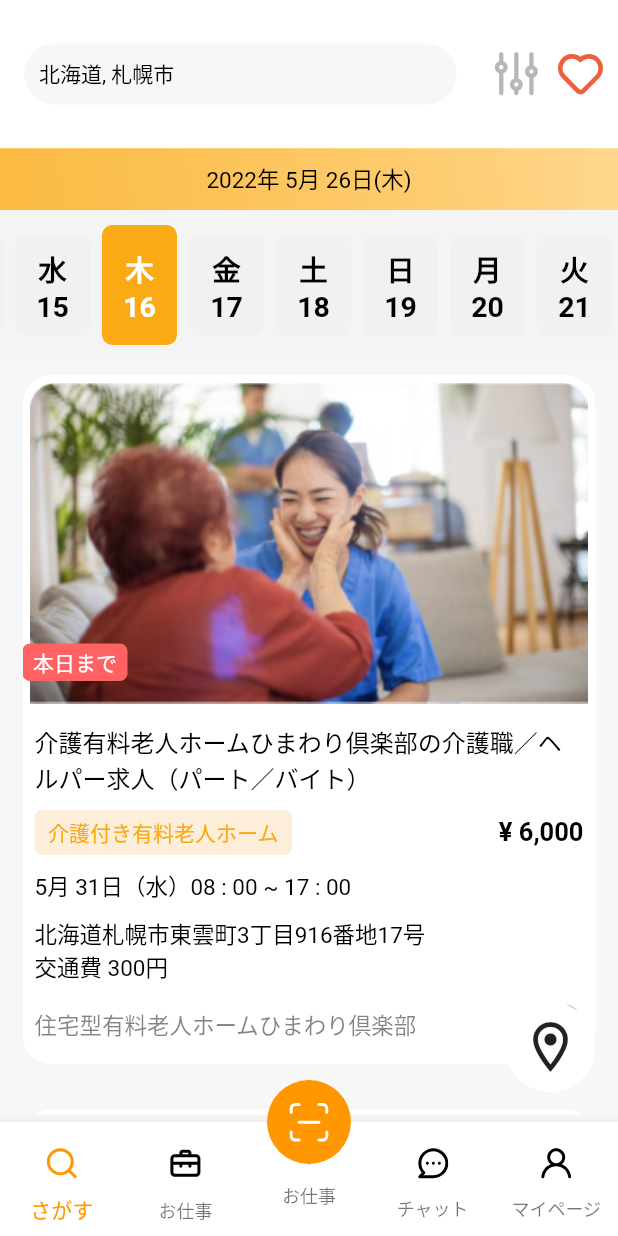
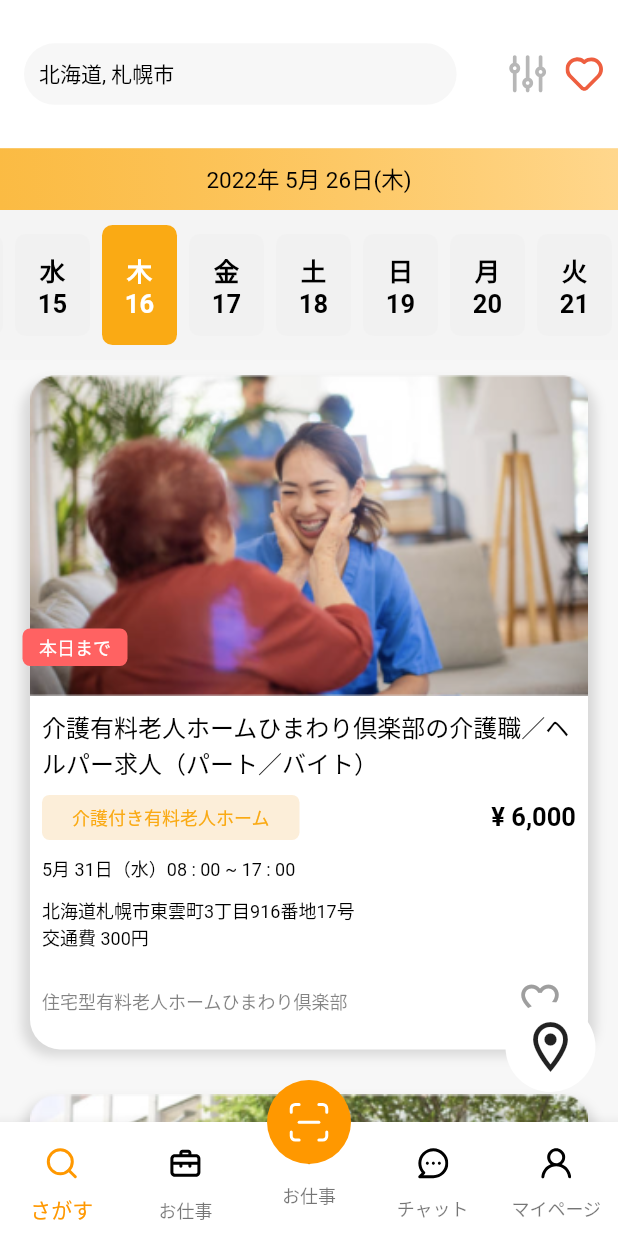
Before and after one commit to AbdullaNasarAp/assessment, a Flutter app: the screen it shows after launch, on a phone screen of 412 x 824 dp. Run offline on Flutter 3.47's test engine with Material 2 defaults, Android fonts, the phone set to English and light mode, and no system bars; our stand-ins replace carousel_slider, dotted_border, flutter_svg, get.

Commit message:
full ui completed

```diff
--- a/lib/controllers/home_controller.dart
+++ b/lib/controllers/home_controller.dart
@@ -12,6 +12,7 @@ class HomeController extends GetxController {
   ScrollController scrollController = ScrollController();
   Rx<DateTime> selectedDate = DateTime.now().obs;
   RxString japaneseDayName = ''.obs;
+  RxList<HomeTileModel> favoritesList = <HomeTileModel>[].obs;
 
   Future<void> loadMoreItems() async {
     if (currentPage.value * 20 >= 365) {
@@ -42,6 +43,16 @@ class HomeController extends GetxController {
     });
 
     super.onInit();
+  }
+
+  void toggleFavorite(HomeTileModel tile) {
+    bool isFavorited = favoritesList.contains(tile);
+
+    if (isFavorited) {
+      favoritesList.remove(tile);
+    } else {
+      favoritesList.add(tile);
+    }
   }
 
   RxBool isSameDate(DateTime date1, DateTime date2) {
@@ -76,6 +87,7 @@ class HomeController extends GetxController {
 
   List<HomeTileModel> tiles = [
     HomeTileModel(
+      id: "01",
       image: "assets/images/tile1.png",
       title: "介護有料老人ホームひまわり倶楽部の介護職／ヘルパー求人（パート／バイト）",
       rating: "本日まで",
@@ -84,9 +96,10 @@ class HomeController extends GetxController {
       description: "北海道札幌市東雲町3丁目916番地17号\n交通費 300円",
       price: "¥ 6,000",
       author: "住宅型有料老人ホームひまわり倶楽部",
-      isFavor: false,
+      isFavor: false.obs,
     ),
     HomeTileModel(
+      id: "02",
       image: "assets/images/tile2.png",
       title: "介護有料老人ホームひまわり倶楽部の介護職／ヘルパー求人（パート／バイト）",
       rating: "本日まで",
@@ -95,9 +108,10 @@ class HomeController extends GetxController {
       description: "北海道札幌市東雲町3丁目916番地17号\n交通費 300円",
       price: "¥ 6,000",
       author: "住宅型有料老人ホームひまわり倶楽部",
-      isFavor: false,
+      isFavor: false.obs,
     ),
     HomeTileModel(
+      id: "03",
       image: "assets/images/tile3.png",
       title: "介護有料老人ホームひまわり倶楽部の介護職／ヘルパー求人（パート／バイト）",
       rating: "本日まで",
@@ -106,9 +120,10 @@ class HomeController extends GetxController {
       description: "北海道札幌市東雲町3丁目916番地17号\n交通費 300円",
       price: "¥ 6,000",
       author: "住宅型有料老人ホームひまわり倶楽部",
-      isFavor: false,
+      isFavor: false.obs,
     ),
     HomeTileModel(
+      id: "04",
       image: "assets/images/tile4.png",
       title: "介護有料老人ホームひまわり倶楽部の介護職／ヘルパー求人（パート／バイト）",
       rating: "本日まで",
@@ -117,9 +132,10 @@ class HomeController extends GetxController {
       description: "北海道札幌市東雲町3丁目916番地17号\n交通費 300円",
       price: "¥ 6,000",
       author: "住宅型有料老人ホームひまわり倶楽部",
-      isFavor: false,
+      isFavor: false.obs,
     ),
     HomeTileModel(
+      id: "05",
       image: "assets/images/tile1.png",
       title: "介護有料老人ホームひまわり倶楽部の介護職／ヘルパー求人（パート／バイト）",
       rating: "本日まで",
@@ -128,9 +144,10 @@ class HomeController extends GetxController {
       description: "北海道札幌市東雲町3丁目916番地17号\n交通費 300円",
       price: "¥ 6,000",
       author: "住宅型有料老人ホームひまわり倶楽部",
-      isFavor: false,
+      isFavor: false.obs,
     ),
     HomeTileModel(
+      id: "06",
       image: "assets/images/tile2.png",
       title: "介護有料老人ホームひまわり倶楽部の介護職／ヘルパー求人（パート／バイト）",
       rating: "本日まで",
@@ -139,9 +156,10 @@ class HomeController extends GetxController {
       description: "北海道札幌市東雲町3丁目916番地17号\n交通費 300円",
       price: "¥ 6,000",
       author: "住宅型有料老人ホームひまわり倶楽部",
-      isFavor: false,
+      isFavor: false.obs,
     ),
     HomeTileModel(
+      id: "07",
       image: "assets/images/tile3.png",
       title: "介護有料老人ホームひまわり倶楽部の介護職／ヘルパー求人（パート／バイト）",
       rating: "本日まで",
@@ -150,9 +168,10 @@ class HomeController extends GetxController {
       description: "北海道札幌市東雲町3丁目916番地17号\n交通費 300円",
       price: "¥ 6,000",
       author: "住宅型有料老人ホームひまわり倶楽部",
-      isFavor: false,
+      isFavor: false.obs,
     ),
     HomeTileModel(
+      id: "08",
       image: "assets/images/tile4.png",
       title: "介護有料老人ホームひまわり倶楽部の介護職／ヘルパー求人（パート／バイト）",
       rating: "本日まで",
@@ -161,7 +180,7 @@ class HomeController extends GetxController {
       description: "北海道札幌市東雲町3丁目916番地17号\n交通費 300円",
       price: "¥ 6,000",
       author: "住宅型有料老人ホームひまわり倶楽部",
-      isFavor: false,
+      isFavor: false.obs,
     ),
   ];
 }
--- a/lib/model/home_tile_model.dart
+++ b/lib/model/home_tile_model.dart
@@ -1,4 +1,7 @@
+import 'package:get/get.dart';
+
 class HomeTileModel {
+  final String id;
   final String image;
   final String title;
   final String rating;
@@ -7,9 +10,10 @@ class HomeTileModel {
   final String description;
   final String price;
   final String author;
-  final bool isFavor;
+  RxBool isFavor = false.obs;
 
-  HomeTileModel({
+  HomeTileModel(
+      {required this.id,
       required this.image,
       required this.title,
       required this.rating,
@@ -18,6 +22,5 @@ class HomeTileModel {
       required this.description,
       required this.price,
       required this.author,
-    this.isFavor = false,
-  });
+      required this.isFavor});
 }
--- a/lib/view/home/home.dart
+++ b/lib/view/home/home.dart
@@ -30,15 +30,15 @@ class HomeScreen extends GetWidget<HomeController> {
         actions: [
           SvgPicture.asset(
             "assets/images/filter.svg",
-              width: 35,
-              height: 35,
+            width: 30,
+            height: 30,
           ),
           Padding(
             padding: const EdgeInsets.all(10.0),
             child: SvgPicture.asset(
               "assets/images/favor.svg",
-                width: 30,
-                height: 30,
+              width: 25,
+              height: 25,
             ),
           )
         ],
@@ -67,6 +67,7 @@ class HomeScreen extends GetWidget<HomeController> {
         children: [
           Expanded(
             child: ListView(
+              shrinkWrap: true,
               physics: const BouncingScrollPhysics(),
               children: [
                 Obx(
@@ -84,13 +85,12 @@ class HomeScreen extends GetWidget<HomeController> {
                   },
                 ),
                 const SizedBox(height: 10),
-                  SizedBox(
-                    height: Get.height / 1.67,
-                    child: Padding(
+                Padding(
                   padding: const EdgeInsets.symmetric(
                     horizontal: 15.0,
                   ),
                   child: ListView.separated(
+                    shrinkWrap: true,
                     physics: const BouncingScrollPhysics(),
                     itemCount: controller.tiles.length,
                     separatorBuilder: (context, index) {
@@ -106,11 +106,11 @@ class HomeScreen extends GetWidget<HomeController> {
                     },
                   ),
                 ),
-                  ),
               ],
             ),
           ),
         ],
-        ));
+      ),
+    );
   }
 }
--- a/lib/view/home/widgets/calendar_list.dart
+++ b/lib/view/home/widgets/calendar_list.dart
@@ -36,7 +36,7 @@ class MyList extends StatelessWidget {
             final dateToDisplay = twoWeeksAgo.add(Duration(days: index));
             final isDateSelected =
                 homeController.isSameDate(dateToDisplay, selectedDate).value;
-            // final dayName = DateFormat('E').format(dateToDisplay);
+
             homeController.japaneseDayName.value =
                 homeController.getJapaneseDayName(dateToDisplay);
 
@@ -63,13 +63,13 @@ class MyList extends StatelessWidget {
                     children: [
                       text(
                         giveText: homeController.japaneseDayName.value,
-                        fontsize: 19.0,
+                        fontsize: 17.0,
                         fontweight: FontWeight.w600,
                         textColor: isDateSelected ? Colors.white : Colors.black,
                       ),
                       text(
                         giveText: '${dateToDisplay.day}',
-                        fontsize: 19.0,
+                        fontsize: 17.0,
                         fontweight: FontWeight.bold,
                         textColor: isDateSelected ? Colors.white : Colors.black,
                       ),
--- a/lib/view/home/widgets/home_tile.dart
+++ b/lib/view/home/widgets/home_tile.dart
@@ -21,15 +21,21 @@ class HomeTile extends StatelessWidget {
       onTap: () => Get.to(() => const StampDetailScreen()),
       child: Container(
         width: double.infinity,
-        decoration: BoxDecoration(
-            borderRadius: BorderRadius.circular(20), color: Colors.white),
+        decoration: BoxDecoration(boxShadow: const [
+          BoxShadow(
+            color: Colors.black12,
+            offset: Offset(0, 4),
+            blurRadius: 5,
+            spreadRadius: 0,
+          ),
+        ], borderRadius: BorderRadius.circular(20), color: Colors.transparent),
         child: Column(
           children: [
             Stack(
               children: [
                 Container(
                   width: Get.width,
-                  padding: const EdgeInsets.all(5),
+                  padding: const EdgeInsets.symmetric(horizontal: 5),
                   child: Image.asset(
                     width: Get.width,
                     controller.tiles[index].image,
@@ -49,18 +55,30 @@ class HomeTile extends StatelessWidget {
                     child: Center(
                       child: text(
                           giveText: controller.tiles[index].rating,
-                          textColor: Colors.white),
+                          textColor: Colors.white,
+                          fontsize: 12),
                     ),
                   ),
                 )
               ],
             ),
             Padding(
+              padding: const EdgeInsets.symmetric(horizontal: 5.0),
+              child: Container(
+                width: Get.width,
+                decoration: const BoxDecoration(
+                    color: Colors.white,
+                    borderRadius: BorderRadius.only(
+                        bottomLeft: Radius.circular(20),
+                        bottomRight: Radius.circular(20))),
+                child: Padding(
                   padding: const EdgeInsets.all(8.0),
                   child: Column(
                     crossAxisAlignment: CrossAxisAlignment.start,
                     children: [
-                  text(giveText: controller.tiles[index].title, fontsize: 16),
+                      text(
+                          giveText: controller.tiles[index].title,
+                          fontsize: 16),
                       verticalSpacing(.012),
                       Row(
                         mainAxisAlignment: MainAxisAlignment.spaceBetween,
@@ -76,7 +94,8 @@ class HomeTile extends StatelessWidget {
                             child: Center(
                               child: text(
                                   giveText: controller.tiles[index].quality,
-                              textColor: HexColor("FAAA14")),
+                                  textColor: HexColor("FAAA14"),
+                                  fontsize: 12),
                             ),
                           ),
                           text(
@@ -88,12 +107,12 @@ class HomeTile extends StatelessWidget {
                       verticalSpacing(.012),
                       text(
                         giveText: controller.tiles[index].dateTime,
-                    fontsize: 15,
+                        fontsize: 12,
                       ),
                       verticalSpacing(.012),
                       text(
                         giveText: controller.tiles[index].description,
-                    fontsize: 15,
+                        fontsize: 12,
                       ),
                       verticalSpacing(.012),
                       Row(
@@ -101,19 +120,32 @@ class HomeTile extends StatelessWidget {
                         children: [
                           text(
                             giveText: controller.tiles[index].author,
-                        fontsize: 15,
+                            fontsize: 12,
                             textColor: HexColor("303030").withOpacity(0.6),
                           ),
-                      Icon(
-                        Icons.favorite_border,
+                          Obx(() => IconButton(
+                                onPressed: () {
+                                  controller
+                                      .toggleFavorite(controller.tiles[index]);
+                                },
+                                icon: Icon(
+                                  controller.tiles[index].isFavor.value
+                                      ? Icons.favorite
+                                      : Icons.favorite_border,
+                                  color: controller.tiles[index].isFavor.value
+                                      ? Colors.red
+                                      : Colors.grey,
+                                  size: 30,
+                                ),
                                 color: Colors.grey.withOpacity(
                                   0.5,
                                 ),
-                        size: 36,
-                      )
+                              ))
                         ],
                       )
                     ],
+                  ),
+                ),
               ),
             )
           ],
--- a/lib/view/stamp_detail.dart/stamp_detail_page.dart
+++ b/lib/view/stamp_detail.dart/stamp_detail_page.dart
@@ -94,6 +94,7 @@ class StampDetailScreen extends StatelessWidget {
           Container(
             padding: const EdgeInsets.symmetric(horizontal: 15),
             width: double.infinity,
+            height: Get.height,
             color: Colors.white,
             child: Column(
               crossAxisAlignment: CrossAxisAlignment.start,
```
Lines whose indentation alone changed are shown as unchanged.
